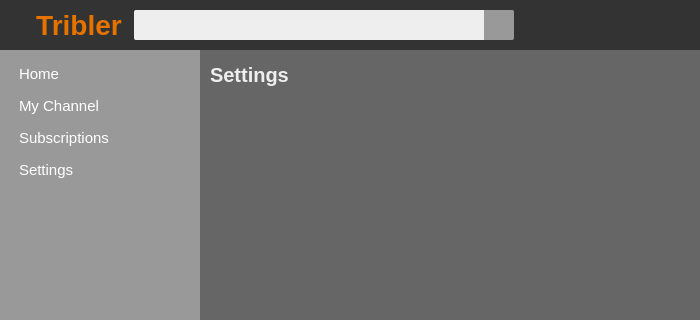
Above: TriblerGUI/qt_resources/mainwindow.ui from devos50/TriblerGUI before the change; both pictures show x 0 to 700 and y 0 to 320 of the 700 by 607 pixel window. Below: the same form after it.
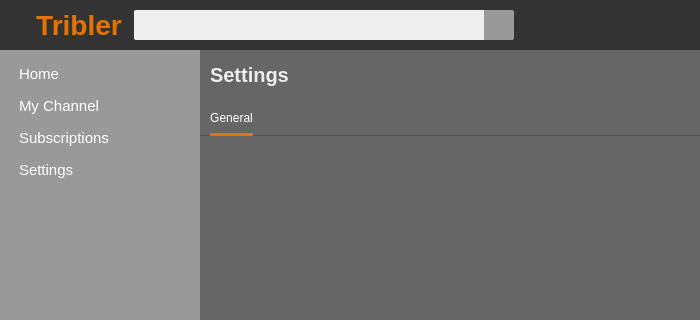
That is the form after the change. Icons and pictures are not drawn. Custom widgets are drawn as their Qt base class.

Commit message: Added tab to settings window

```diff
--- a/TriblerGUI/qt_resources/mainwindow.ui
+++ b/TriblerGUI/qt_resources/mainwindow.ui
@@ -1047,6 +1047,94 @@
             </layout>
            </widget>
           </item>
+          <item>
+           <widget class="QWidget" name="settings_tab" native="true">
+            <property name="styleSheet">
+             <string notr="true">border-bottom: 1px solid #555;</string>
+            </property>
+            <layout class="QHBoxLayout" name="horizontalLayout_9">
+             <property name="spacing">
+              <number>0</number>
+             </property>
+             <property name="leftMargin">
+              <number>0</number>
+             </property>
+             <property name="topMargin">
+              <number>0</number>
+             </property>
+             <property name="rightMargin">
+              <number>0</number>
+             </property>
+             <property name="bottomMargin">
+              <number>0</number>
+             </property>
+             <item>
+              <spacer name="horizontalSpacer_11">
+               <property name="orientation">
+                <enum>Qt::Horizontal</enum>
+               </property>
+               <property name="sizeType">
+                <enum>QSizePolicy::Fixed</enum>
+               </property>
+               <property name="sizeHint" stdset="0">
+                <size>
+                 <width>10</width>
+                 <height>20</height>
+                </size>
+               </property>
+              </spacer>
+             </item>
+             <item>
+              <widget class="QLabel" name="settings_tab_general_label">
+               <property name="sizePolicy">
+                <sizepolicy hsizetype="Minimum" vsizetype="Fixed">
+                 <horstretch>0</horstretch>
+                 <verstretch>0</verstretch>
+                </sizepolicy>
+               </property>
+               <property name="minimumSize">
+                <size>
+                 <width>0</width>
+                 <height>36</height>
+                </size>
+               </property>
+               <property name="maximumSize">
+                <size>
+                 <width>100000</width>
+                 <height>36</height>
+                </size>
+               </property>
+               <property name="cursor">
+                <cursorShape>PointingHandCursor</cursorShape>
+               </property>
+               <property name="styleSheet">
+                <string notr="true">color: white;
+border-bottom: 3px solid #e67300;</string>
+               </property>
+               <property name="text">
+                <string>General</string>
+               </property>
+               <property name="alignment">
+                <set>Qt::AlignCenter</set>
+               </property>
+              </widget>
+             </item>
+             <item>
+              <spacer name="horizontalSpacer_10">
+               <property name="orientation">
+                <enum>Qt::Horizontal</enum>
+               </property>
+               <property name="sizeHint" stdset="0">
+                <size>
+                 <width>40</width>
+                 <height>20</height>
+                </size>
+               </property>
+              </spacer>
+             </item>
+            </layout>
+           </widget>
+          </item>
           <item>
            <spacer name="verticalSpacer_2">
             <property name="orientation">
```
